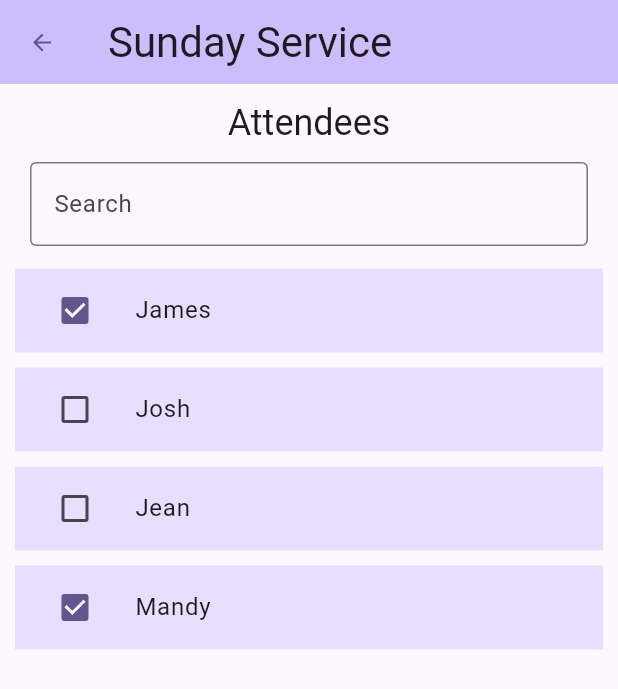
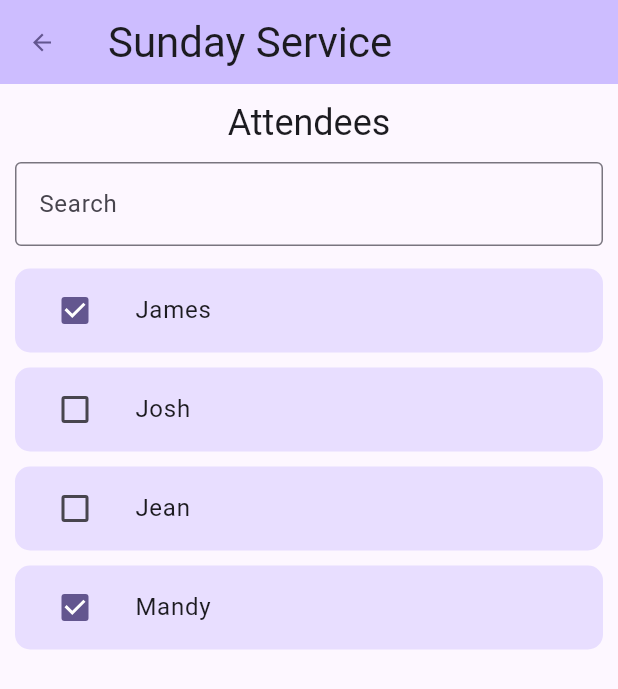
Before and after one commit to JamesSng/attendance-app, a Flutter app: the screen it shows after launch, after a tap on "Sunday Service", on a phone screen of 412 x 824 dp. Shown: the top 689 px of the screen. Run offline on Flutter 3.47's test engine with Material 3 defaults, Android fonts, the light colour scheme and no system bars.

Commit message:
update list item UI

```diff
--- a/lib/view/attendanceview.dart
+++ b/lib/view/attendanceview.dart
@@ -71,7 +71,7 @@ class _AttendanceViewState extends State<AttendanceListView> {
             .headlineSmall,
           ),
           Container(
-            margin: const EdgeInsets.all(10),
+            margin: const EdgeInsets.only(top: 10, bottom: 10),
             child: TextField(
               onChanged: onQueryChanged,
               decoration: const InputDecoration(
@@ -87,6 +87,7 @@ class _AttendanceViewState extends State<AttendanceListView> {
                 return Container(
                   margin: const EdgeInsets.only(top: 5, bottom: 5),
                   child: ListTile(
+                    shape: const RoundedRectangleBorder(borderRadius: BorderRadius.all(Radius.circular(10))),
                     tileColor: Theme.of(context).colorScheme.primaryContainer,
                     leading: Checkbox(
                       onChanged: (bool? value) {
--- a/lib/view/eventsview.dart
+++ b/lib/view/eventsview.dart
@@ -43,6 +43,7 @@ class _EventsViewState extends State<EventsView> {
                     },
                     style: const ButtonStyle(
                       padding: WidgetStatePropertyAll(EdgeInsets.all(15)),
+                      shape: WidgetStatePropertyAll(RoundedRectangleBorder(borderRadius: BorderRadius.all(Radius.circular(10)))),
                     ),
                     child: Row(
                       children: [
```
